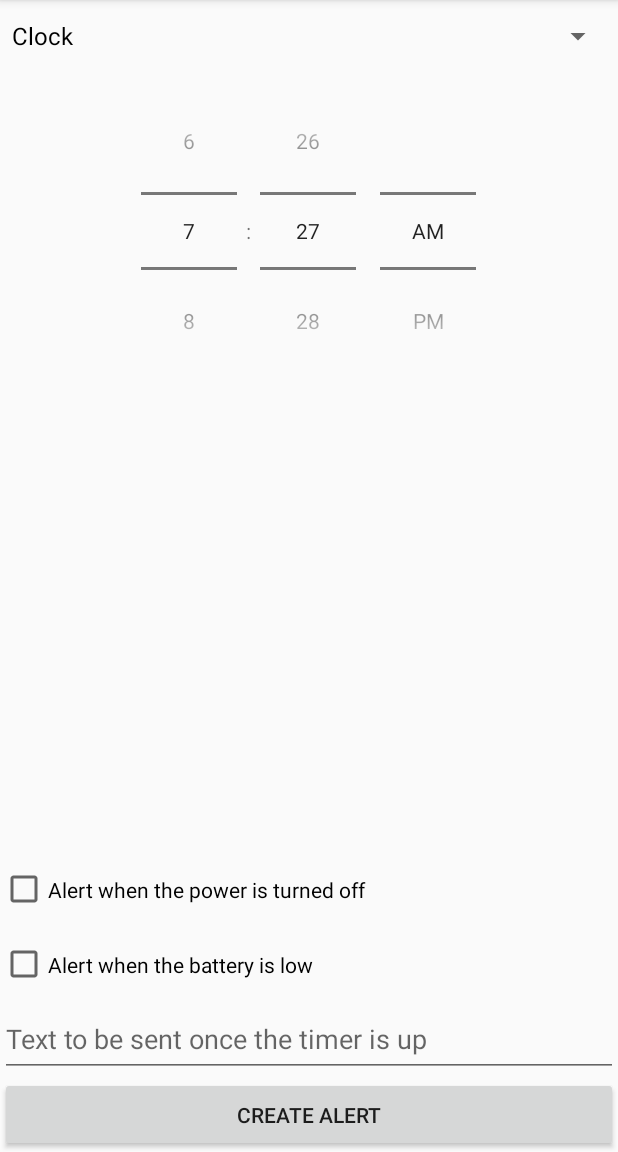
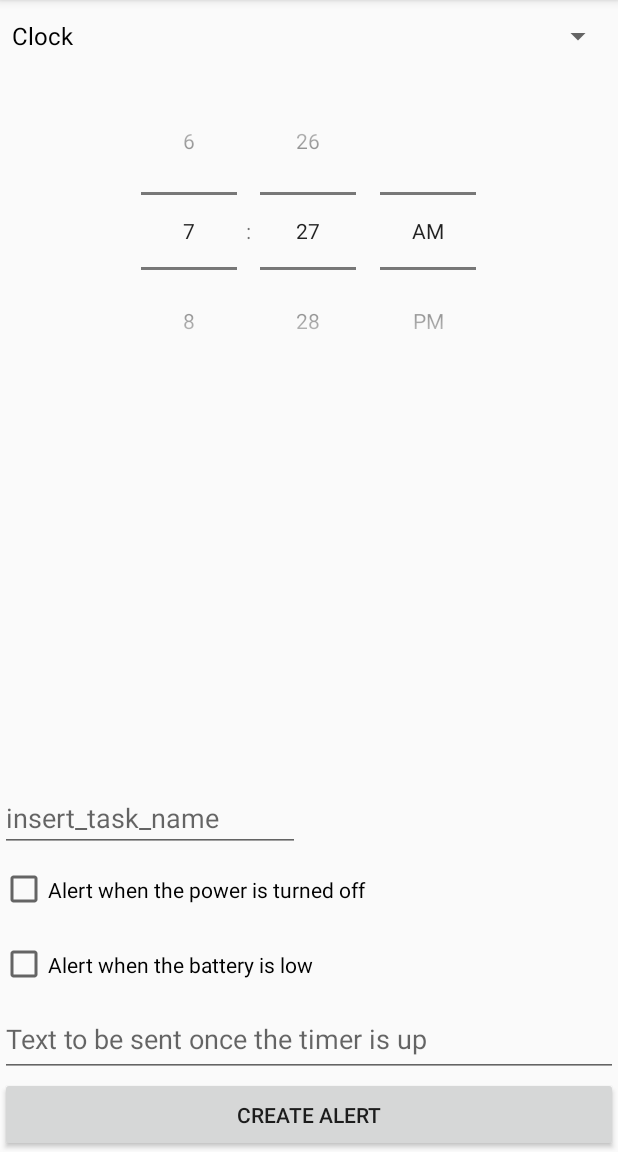
Before and after one commit to JohnvadL/LocationAlarm, an Android app: the screen it shows after launch (TaskActivity), after a tap on "NEW_ACTIVITY_BUTTON", on a phone screen of 412 x 824 dp, the part 84-1236 px from its top. Run offline under Robolectric (Android 15) with nearby library versions, the light colour scheme and no system bars; our stand-ins replace Room's generated code.

Commit message:
Commit the working SMS persmissions + add_task code

```diff
--- a/app/build.gradle
+++ b/app/build.gradle
@@ -12,7 +12,7 @@ android {
     buildToolsVersion "29.0.2"
     defaultConfig {
         applicationId "com.john.v.toot"
-        minSdkVersion 27
+        minSdkVersion 26
         targetSdkVersion 29
         versionCode 1
         versionName "1.0"
--- a/app/src/main/java/com/john/v/toot/activities/HomePage.kt
+++ b/app/src/main/java/com/john/v/toot/activities/HomePage.kt
@@ -1,7 +1,10 @@
 package com.john.v.toot.activities
 
+import android.Manifest
 import android.content.Intent
+import android.content.pm.PackageManager
 import android.os.Bundle
+import android.util.Log
 import android.widget.Button
 import androidx.appcompat.app.AppCompatActivity
 import androidx.lifecycle.Observer
@@ -10,9 +13,12 @@ import androidx.recyclerview.widget.LinearLayoutManager
 import androidx.recyclerview.widget.RecyclerView
 import com.john.v.toot.R
 import com.john.v.toot.data.Task
-import com.john.v.toot.data.TaskDatabase
 import com.john.v.toot.data.TaskViewModel
 
+
+/**
+ * https://support.google.com/googleplay/android-developer/answer/9047303
+ */
 
 class HomePage : AppCompatActivity() {
 
@@ -50,6 +56,50 @@ class HomePage : AppCompatActivity() {
                 (recyclerViewadapter.setTask(tasks))
             })
 
+
+        val intent = Intent("android.provider.Telephony.SMS_RECEIVED")
+        val infos = packageManager.queryBroadcastReceivers(intent, 0)
+        for (info in infos) {
+            println("Receiver name:" + info.activityInfo.name + "; priority=" + info.priority)
+        }
+
+
+        /**
+         * TODO: Implement permission check
+         */
+
+        val PERMISSION_REQUEST_CODE = 1
+        if (checkSelfPermission(Manifest.permission.SEND_SMS) == PackageManager.PERMISSION_DENIED) {
+            Log.d("permission", "DENIED")
+            val permissions = arrayOf(
+                Manifest.permission.READ_EXTERNAL_STORAGE
+                , Manifest.permission.SEND_SMS
+                , Manifest.permission.ACCESS_COARSE_LOCATION
+                , Manifest.permission.ACCESS_FINE_LOCATION
+            )
+
+            requestPermissions(permissions, PERMISSION_REQUEST_CODE)
+
+        } else {
+            Log.e("permission", "GRANTED")
+        }
+
+
     }
 
+/*    fun getGrantedPermissions(appPackage: String): List<String> {
+        val granted = ArrayList<String>()
+        try {
+            val pi = packageManager.getPackageInfo(appPackage, PackageManager.GET_PERMISSIONS)
+            for (i in pi.requestedPermissions.indices) {
+                if (pi.requestedPermissionsFlags[i] and PackageInfo.REQUESTED_PERMISSION_GRANTED != 0) {
+                    granted.add(pi.requestedPermissions[i])
+                }
+            }
+        } catch (e: Exception) {
+        }
+
+        return granted
+    }*/
+
 }
--- a/app/src/main/java/com/john/v/toot/activities/TaskActivity.kt
+++ b/app/src/main/java/com/john/v/toot/activities/TaskActivity.kt
@@ -15,6 +15,7 @@ import com.john.v.toot.R
 import com.john.v.toot.data.Task
 import com.john.v.toot.data.TaskDatabase
 import com.john.v.toot.notifications.TimerReceiver
+import kotlinx.android.synthetic.main.create_task_activity.*
 
 class TaskActivity : AppCompatActivity() {
 
@@ -31,7 +32,7 @@ class TaskActivity : AppCompatActivity() {
         super.onCreate(savedInstanceState)
 
 
-        setContentView(R.layout.create_task)
+        setContentView(R.layout.create_task_activity)
         // Switch between timer-based and clock-based
         val clockOrTimer = findViewById<Spinner>(R.id.clock_or_timer)
         val clockTimerList = arrayListOf<String>("Clock", "Timer")
@@ -121,9 +122,44 @@ class TaskActivity : AppCompatActivity() {
         android:id="@+id/text_content"
         android:id="@+id/submit_button"
 
+        @PrimaryKey val name:String,
+        @ColumnInfo val time:Double,
+        @ColumnInfo val lowBattery:Boolean,
+        @ColumnInfo val powerOff: Boolean,
+        @ColumnInfo val customMessage: String
+
 
          */
 
+
+        val time: Double
+
+        if (clockOrTimer.selectedItem.toString() == "Clock") {
+            time = -1.0
+        } else {
+
+
+            // get the value in  seconds
+            time = timer_value_hours.value.toDouble() * 60 * 60 +
+                    timer_value_minutes.value.toDouble() * 60
+        }
+        val submitButtom = findViewById<Button>(R.id.submit_button)
+        submitButtom.setOnClickListener {
+            val task = Task(
+                findViewById<EditText>(R.id.task_name).text.toString(),
+                time,
+                findViewById<CheckBox>(R.id.alert_low_battery).isChecked,
+                findViewById<CheckBox>(R.id.alert_power_off).isChecked,
+                findViewById<EditText>(R.id.custom_message).text.toString()
+                )
+
+            // if there are errors in th
+            TaskDatabase.databaseWriteExecutor.execute {
+                val db = TaskDatabase.getDatabase(baseContext)
+                db?.taskDao()?.insertAll(task)
+            }
+            finish()
+        }
     }
 
 }
--- a/app/src/main/java/com/john/v/toot/sms/SMSBroadcastReceiver.kt
+++ b/app/src/main/java/com/john/v/toot/sms/SMSBroadcastReceiver.kt
@@ -13,10 +13,14 @@ import android.util.Log
  * Class to keep track of the messages
  */
 class SMSBroadcastReceiver : BroadcastReceiver() {
+
+
+
     val SMS_RECEIVED = "android.provider.Telephony.SMS_RECEIVED"
     val TAG = "SMS Broodcast Receiver"
     override fun onReceive(context: Context?, intent: Intent?) {
 
+        Log.e(TAG, "RECEIVED")
 
         if (intent?.getAction() === SMS_RECEIVED) {
             val bundle = intent.getExtras()
@@ -27,7 +31,7 @@ class SMSBroadcastReceiver : BroadcastReceiver() {
                     messages[i] = SmsMessage.createFromPdu(pdus[i] as ByteArray)
                 }
                 if (messages.size > -1) {
-                    Log.i(TAG, "Message recieved: " + messages[0]?.messageBody)
+                    Log.e(TAG, "Message recieved: " + messages[0]?.messageBody)
                 }
             }
         }
--- a/app/src/main/res/layout/create_task.xml
+++ b/app/src/main/res/layout/create_task_activity.xml
@@ -88,6 +88,17 @@
 
     </androidx.constraintlayout.widget.ConstraintLayout>
 
+    <EditText
+        android:layout_width="200dp"
+        android:layout_height="wrap_content"
+        android:id="@+id/task_name"
+        android:hint="insert_task_name"
+        app:layout_constraintBottom_toTopOf="@+id/alert_power_off"
+        android:singleLine="true"
+        android:imeOptions="actionDone"
+        />
+
+
     <CheckBox
         android:id="@+id/alert_power_off"
         app:layout_constraintBottom_toTopOf="@id/alert_low_battery"
@@ -98,18 +109,19 @@
 
     <CheckBox
         android:id="@+id/alert_low_battery"
-        app:layout_constraintBottom_toTopOf="@id/text_content"
+        app:layout_constraintBottom_toTopOf="@id/custom_message"
         android:layout_width="match_parent"
         android:layout_height="50dp"
         android:text="Alert when the battery is low"
         />
 
     <EditText
-        android:id="@+id/text_content"
+        android:id="@+id/custom_message"
         app:layout_constraintBottom_toTopOf="@id/submit_button"
         android:layout_width="match_parent"
         android:layout_height="50dp"
         android:hint="Text to be sent once the timer is up "
+        android:imeOptions="actionDone"
         />
 
     <Button
--- a/app/src/main/res/layout/recyclerview_item.xml
+++ b/app/src/main/res/layout/recyclerview_item.xml
@@ -9,5 +9,5 @@
         style="@style/word_title"
         android:layout_width="match_parent"
         android:layout_height="wrap_content"
-        android:background="@android:color/holo_orange_light" />
+        android:background="@android:color/holo_blue_light" />
 </LinearLayout>
```
Also changed, not shown: app/src/main/AndroidManifest.xml (+12 -1 lines).
